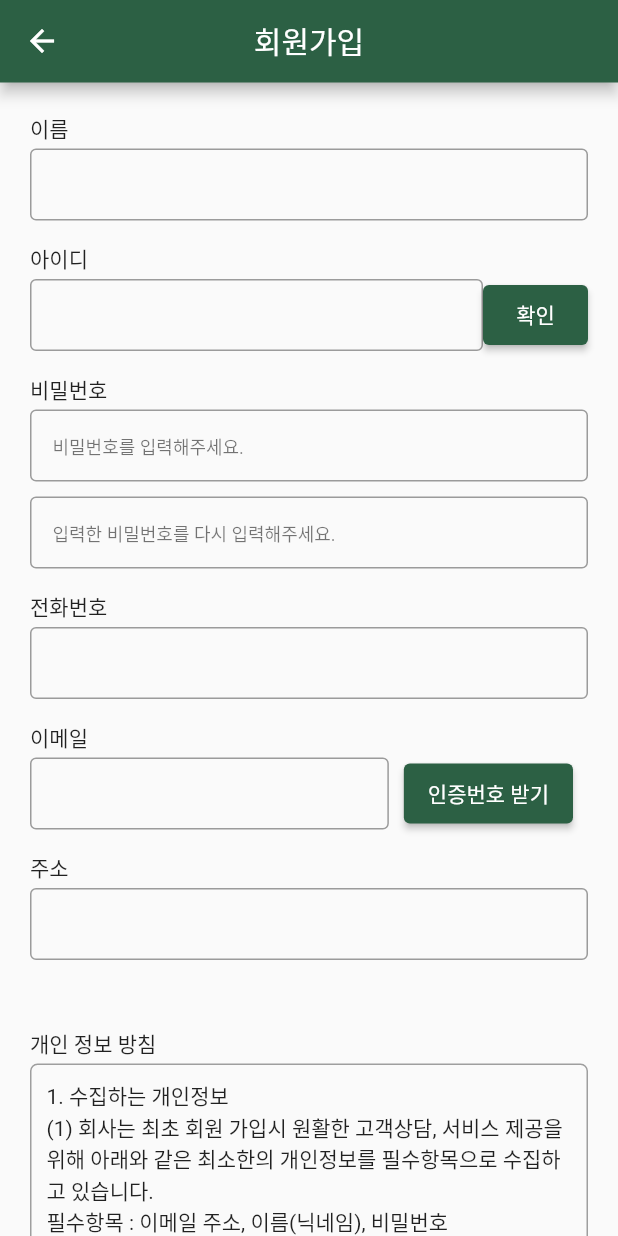
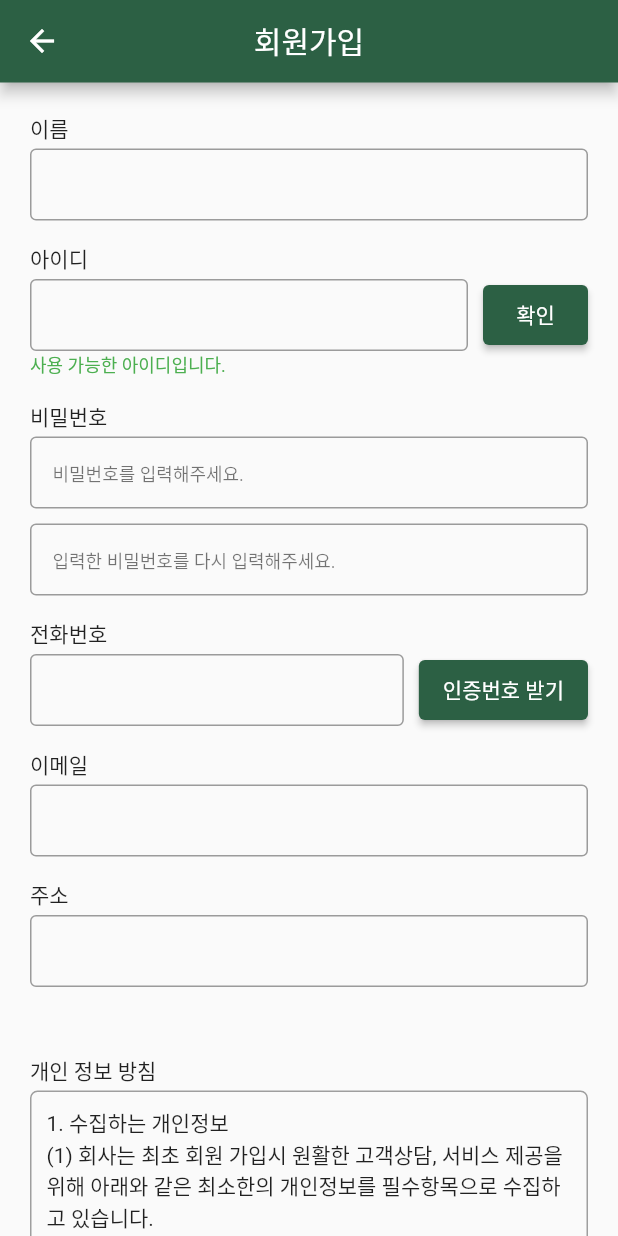
Before and after one commit to hyundo0328/DongguBat, a Flutter app: the SignUpPage screen opened directly, after a tap on "확인", on a phone screen of 412 x 824 dp. Run offline on Flutter 3.47's test engine with Material 2 defaults, Android fonts, the phone set to English and light mode, and no system bars; our stand-ins replace carousel_slider, geolocator.

Commit message:
회원가입 수정

```diff
--- a/lib/login/signup.dart
+++ b/lib/login/signup.dart
@@ -16,6 +16,8 @@ class _SignUpPageState extends State<SignUpPage> {
   final TextEditingController _RepasswordController = TextEditingController();
   final TextEditingController _idController = TextEditingController();
   final TextEditingController _PnumController = TextEditingController();
+  final TextEditingController _authenticationController =
+      TextEditingController();
   final TextEditingController _addressController = TextEditingController();
   final TextEditingController _nameController = TextEditingController();
   final TextEditingController _confirmPasswordController =
@@ -65,8 +67,10 @@ class _SignUpPageState extends State<SignUpPage> {
   }
 
   bool isDuplicate = false;
+  int duplicateCount = 0;
   bool isPassword = false;
-  bool isNumber = false;
+  bool isPhoneNumber = false;
+  int phoneCount = 0;
   bool isCheck = false;
 
   void checkForDuplicate() {
@@ -80,7 +84,11 @@ class _SignUpPageState extends State<SignUpPage> {
 
   @override
   Widget build(BuildContext context) {
-    return Scaffold(
+    return GestureDetector(
+      onTap: () {
+        FocusScope.of(context).unfocus();
+      },
+      child: Scaffold(
         appBar: PreferredSize(
           preferredSize: Size.fromHeight(55.0), // AppBar의 원하는 높이로 설정
           child: WidgetAppBar(title: "회원가입"),
@@ -108,7 +116,6 @@ class _SignUpPageState extends State<SignUpPage> {
                       padding: EdgeInsetsDirectional.fromSTEB(0, 0, 0, 0),
                       child: TextFormField(
                           // 이름 입력칸
-                        // autofocus: true,
                           controller: _nameController,
                           decoration: InputDecoration(
                             border: OutlineInputBorder(),
@@ -143,8 +150,15 @@ class _SignUpPageState extends State<SignUpPage> {
                             // 아이디 입력칸
                             controller: _idController,
                             decoration: InputDecoration(
-                            border: OutlineInputBorder(),
                               contentPadding: EdgeInsets.fromLTRB(15, 5, 5, 15),
+                              border: OutlineInputBorder(
+                                borderSide: BorderSide(
+                                  color: isDuplicate
+                                      ? Colors.red.shade400
+                                      : Color.fromARGB(100, 0, 0, 0),
+                                  width: 1,
+                                ),
+                              ),
                               focusedBorder: OutlineInputBorder(
                                 borderSide: BorderSide(
                                   color: isDuplicate
@@ -153,41 +167,38 @@ class _SignUpPageState extends State<SignUpPage> {
                                   width: 1,
                                 ),
                               ),
-                            errorBorder: OutlineInputBorder(
-                              borderSide: BorderSide(
-                                color: Color.fromARGB(99, 255, 0, 17),
-                                width: 1,
-                              ),
-                            ),
                             ),
                             keyboardType: TextInputType.text,
                           ),
-                      ), // TextFormField와 ElevatedButton 사이에 간격을 주기 위해 SizedBox 추가
-                      ElevatedButton(
+                        ),
+                        Padding(
+                          padding: EdgeInsets.only(left: 10),
+                          child: ElevatedButton(
                             style: ElevatedButton.styleFrom(
                               backgroundColor: Color.fromARGB(255, 44, 96, 68),
                               minimumSize: Size(70, 40),
                             ),
                             onPressed: () {
-                          // 여기에서 중복을 확인하고 상태를 업데이트합니다.
                               setState(() {
                                 isDuplicate = _idController.text == "test";
-                            print('버튼');
+                                print('아이디 입력칸');
                                 print(isDuplicate);
+                                duplicateCount++;
                               });
                             },
                             child: Text('확인'),
                           ),
+                        ),
                       ],
                     ),
                   ),
-                if (isDuplicate)
+                  if (duplicateCount != 0)
                     Align(
-                    alignment: AlignmentDirectional(-1.00, 0.00),
+                      alignment: Alignment.topLeft,
                       child: Text(
-                      '아이디가 중복됩니다',
+                        isDuplicate ? '중복된 아이디입니다.' : '사용 가능한 아이디입니다.',
                       style: TextStyle(
-                        color: Colors.red.shade400,
+                          color: isDuplicate ? Colors.red : Colors.green,
                           fontSize: 12,
                         ),
                       ),
@@ -208,7 +219,6 @@ class _SignUpPageState extends State<SignUpPage> {
                       padding: EdgeInsetsDirectional.fromSTEB(0, 0, 0, 0),
                       child: TextFormField(
                         // 비밀번호 입력칸
-                      // autofocus: true,
                         controller: _passwordController,
                         decoration: InputDecoration(
                             border: OutlineInputBorder(),
@@ -240,12 +250,11 @@ class _SignUpPageState extends State<SignUpPage> {
                       padding: EdgeInsetsDirectional.fromSTEB(0, 10, 0, 15),
                       child: TextFormField(
                         // 비밀번호 재입력칸
-                      // autofocus: true,
                         controller: _RepasswordController,
                         onChanged: (value) {
                           setState(() {
-                          isPassword =
-                              _RepasswordController.text == _passwordController;
+                            isPassword = _RepasswordController.text ==
+                                _passwordController;
                             print('버튼');
                             print(isPassword);
                           });
@@ -284,13 +293,16 @@ class _SignUpPageState extends State<SignUpPage> {
                   Center(
                     child: Padding(
                       padding: EdgeInsetsDirectional.fromSTEB(0, 0, 0, 0),
+                      child: Row(
+                        children: [
+                          Expanded(
                             child: TextFormField(
                                 // 전화번호 입력칸
-                      // autofocus: true,
                                 controller: _PnumController,
                                 decoration: InputDecoration(
                                   border: OutlineInputBorder(),
-                        contentPadding: EdgeInsets.fromLTRB(15, 5, 5, 15),
+                                  contentPadding:
+                                      EdgeInsets.fromLTRB(15, 5, 5, 15),
                                   focusedBorder: OutlineInputBorder(
                                     borderSide: BorderSide(
                                       color: Color.fromARGB(100, 0, 0, 0),
@@ -298,16 +310,98 @@ class _SignUpPageState extends State<SignUpPage> {
                                     ),
                                     //borderRadius: BorderRadius.circular(12),
                                   ),
-                        errorBorder: OutlineInputBorder(
+                                ),
+                                keyboardType: TextInputType.text),
+                          ),
+                          Padding(
+                            padding: const EdgeInsets.only(left: 10),
+                            child: ElevatedButton(
+                              style: ElevatedButton.styleFrom(
+                                backgroundColor:
+                                    Color.fromARGB(255, 44, 96, 68),
+                                minimumSize: Size(100, 40),
+                              ),
+                              onPressed: () {
+                                // 여기에서 중복을 확인하고 상태를 업데이트합니다.
+                                setState(() {
+                                  isPhoneNumber = !isPhoneNumber;
+                                  print('전화번호 버튼');
+                                  print(isPhoneNumber);
+                                });
+                              },
+                              child: Text('인증번호 받기'),
+                            ),
+                          ),
+                        ],
+                      ),
+                    ),
+                  ),
+                  if (isPhoneNumber)
+                    Padding(
+                      padding: const EdgeInsets.only(top: 10),
+                      child: Row(
+                        children: [
+                          Expanded(
+                            child: TextFormField(
+                              // 인증번호 입력칸
+                              controller: _authenticationController,
+                              decoration: InputDecoration(
+                                contentPadding:
+                                    EdgeInsets.fromLTRB(15, 5, 5, 15),
+                                border: OutlineInputBorder(
                                   borderSide: BorderSide(
-                            color: Color.fromARGB(100, 255, 89, 99),
+                                    color: isCheck
+                                        ? Colors.red.shade400
+                                        : Color.fromARGB(100, 0, 0, 0),
                                     width: 1,
                                   ),
-                          // borderRadius: BorderRadius.circular(12),
+                                ),
+                                focusedBorder: OutlineInputBorder(
+                                  borderSide: BorderSide(
+                                    color: isCheck
+                                        ? Colors.red.shade400
+                                        : Color.fromARGB(100, 0, 0, 0),
+                                    width: 1,
                                   ),
                                 ),
-                      keyboardType: TextInputType.text),
-                )),
+                              ),
+                              keyboardType: TextInputType.text,
+                            ),
+                          ),
+                          Padding(
+                            padding: const EdgeInsets.only(left: 10),
+                            child: ElevatedButton(
+                              style: ElevatedButton.styleFrom(
+                                backgroundColor:
+                                    Color.fromARGB(255, 44, 96, 68),
+                                minimumSize: Size(70, 40),
+                              ),
+                              onPressed: () {
+                                setState(() {
+                                  isCheck =
+                                      _authenticationController.text == "1234";
+                                  print('인증번호');
+                                  print(isCheck);
+                                  phoneCount++;
+                                });
+                              },
+                              child: Text('확인'),
+                            ),
+                          ),
+                        ],
+                      ),
+                    ),
+                  if (phoneCount != 0)
+                    Align(
+                      alignment: AlignmentDirectional(-1.00, 0.00),
+                      child: Text(
+                        isCheck ? '인증되었습니다.' : '인증 번호가 틀립니다.',
+                        style: TextStyle(
+                          color: isCheck ? Colors.green : Colors.red.shade400,
+                          fontSize: 12,
+                        ),
+                      ),
+                    ),
                   Align(
                     // 이메일 텍스트
                     alignment: AlignmentDirectional(-1.00, 0.00),
@@ -320,9 +414,6 @@ class _SignUpPageState extends State<SignUpPage> {
                     ),
                   ),
                   Center(
-                  child: Row(
-                    children: [
-                      Expanded(
                     child: TextFormField(
                       // 이메일 입력칸
                       controller: _emailController,
@@ -334,91 +425,16 @@ class _SignUpPageState extends State<SignUpPage> {
                             color: Color.fromARGB(100, 0, 0, 0),
                             width: 1,
                           ),
-                              //borderRadius: BorderRadius.circular(12),
                         ),
                         errorBorder: OutlineInputBorder(
                           borderSide: BorderSide(
                             color: Color.fromARGB(100, 255, 89, 99),
                             width: 1,
                           ),
-                              // borderRadius: BorderRadius.circular(12),
                         ),
                       ),
                       keyboardType: TextInputType.text,
                     ),
-                      ),
-                      Padding(
-                        padding: const EdgeInsets.fromLTRB(10, 0, 10, 0),
-                        child: Expanded(
-                          child: ElevatedButton(
-                            style: ElevatedButton.styleFrom(
-                              backgroundColor: Color.fromARGB(255, 44, 96, 68),
-                              minimumSize: Size(100, 40),
-                            ),
-                            onPressed: () {
-                              // 여기에서 중복을 확인하고 상태를 업데이트합니다.
-                              setState(() {
-                                isNumber = !isNumber;
-                                print('버튼');
-                                print(isNumber);
-                              });
-                            },
-                            child: Text('인증번호 받기'),
-                          ),
-                        ),
-                      ),
-                    ],
-                  ),
-                ),
-                if (isNumber)
-                  Row(
-                    children: [
-                      Expanded(
-                        child: TextFormField(
-                          // 이메일 입력칸
-                          controller: _emailController,
-                          decoration: InputDecoration(
-                            border: OutlineInputBorder(),
-                            contentPadding: EdgeInsets.fromLTRB(15, 5, 5, 15),
-                            focusedBorder: OutlineInputBorder(
-                              borderSide: BorderSide(
-                                color: Color.fromARGB(100, 0, 0, 0),
-                                width: 1,
-                              ),
-                              //borderRadius: BorderRadius.circular(12),
-                            ),
-                            errorBorder: OutlineInputBorder(
-                              borderSide: BorderSide(
-                                color: Color.fromARGB(100, 255, 89, 99),
-                                width: 1,
-                              ),
-                              // borderRadius: BorderRadius.circular(12),
-                            ),
-                          ),
-                          keyboardType: TextInputType.text,
-                        ),
-                      ),
-                      Padding(
-                        padding: const EdgeInsets.fromLTRB(10, 0, 10, 0),
-                        child: Expanded(
-                          child: ElevatedButton(
-                            style: ElevatedButton.styleFrom(
-                              backgroundColor: Color.fromARGB(255, 44, 96, 68),
-                              minimumSize: Size(100, 40),
-                            ),
-                            onPressed: () {
-                              // 여기에서 중복을 확인하고 상태를 업데이트합니다.
-                              setState(() {
-                                isCheck = !isCheck;
-                                print('버튼');
-                                print(isCheck);
-                              });
-                            },
-                            child: Text('확인'),
-                          ),
-                        ),
-                      ),
-                    ],
                   ),
                   Align(
                     // 주소 텍스트
@@ -436,7 +452,6 @@ class _SignUpPageState extends State<SignUpPage> {
                       padding: EdgeInsetsDirectional.fromSTEB(0, 0, 0, 30),
                       child: TextFormField(
                           // 주소 입력칸
-                        // autofocus: true,
                           controller: _addressController,
                           decoration: InputDecoration(
                             border: OutlineInputBorder(),
@@ -476,7 +491,7 @@ class _SignUpPageState extends State<SignUpPage> {
                       ),
                     ),
                   Align(
-                  // 아이디 텍스트
+                    // 개인 정보 방침 텍스트
                     alignment: AlignmentDirectional(-1.00, 0.00),
                     child: Padding(
                       padding: EdgeInsetsDirectional.fromSTEB(0, 15, 0, 3),
@@ -501,7 +516,8 @@ class _SignUpPageState extends State<SignUpPage> {
                         Text('필수항목 : 이메일 주소, 이름(닉네임), 비밀번호'),
                         Text(
                             '선택항목 : 프로필 사진, 회사/단체 이름, 회사/단체 규모, 산업군, 부서, 유형(개인/기업/단체), 지역, 전화번호 등'),
-                      Text('(2) 소셜 계정을 통해 회원가입 시 아래와 같은 정보들이 추가로 수집될 수 있습니다.'),
+                        Text(
+                            '(2) 소셜 계정을 통해 회원가입 시 아래와 같은 정보들이 추가로 수집될 수 있습니다.'),
                         Text('네이버 : 프로필 사진, 나이'),
                         Text('페이스북 : 프로필 사진'),
                         Text('구글 : 프로필 사진'),
@@ -550,6 +566,7 @@ class _SignUpPageState extends State<SignUpPage> {
             ),
           ),
         ),
+      ),
     );
   }
 }
```
Also changed, not shown: 1 other file. Lines whose indentation alone changed are shown as unchanged.
